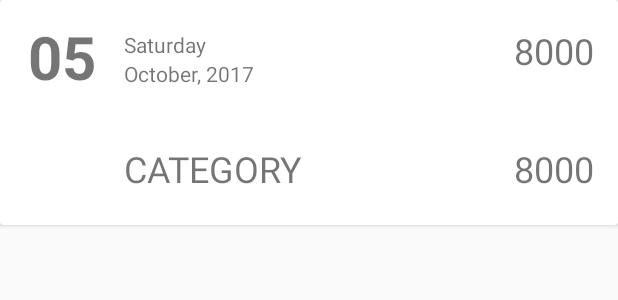
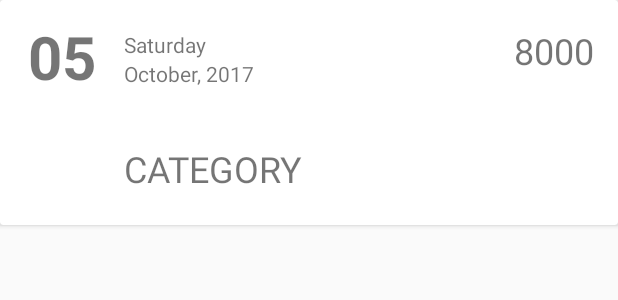
Before and after one commit to TechkidsAndroid11/First-Project-Team-2-Black-Fund, an Android app: the layout an_item.xml on its own in the app's theme, with its tools: preview values and no code run, on a phone screen of 412 x 824 dp. Shown: the top 300 px of the screen. Run offline under Robolectric (Android 15) with nearby library versions, the phone set to English and light mode, and no system bars.

```diff
--- a/BlackFund/app/src/main/AndroidManifest.xml
+++ b/BlackFund/app/src/main/AndroidManifest.xml
@@ -19,13 +19,13 @@
                 <category android:name="android.intent.category.LAUNCHER" />
             </intent-filter>
         </activity>
-        <activity android:name=".LockViewActivity.CreatPasswordActivity" />
-        <activity android:name=".LockViewActivity.InputPasswordActivity" />
+        <activity android:name=".activities.lockviewactivities.CreatPasswordActivity" />
+        <activity android:name=".activities.lockviewactivities.InputPasswordActivity" />
 
         <activity
             android:name=".activities.ThemGhiChu"
             android:theme="@style/Theme.AppCompat.Light.NoActionBar" />
-        <activity android:name=".HistoryActivity"></activity>
+        <activity android:name=".activities.HistoryActivity"></activity>
     </application>
 
 </manifest>
--- a/BlackFund/app/src/main/java/com/example/admins/blackfund/HistoryActivity.java
+++ b/BlackFund/app/src/main/java/com/example/admins/blackfund/activities/HistoryActivity.java
@@ -1,7 +1,9 @@
-package com.example.admins.blackfund;
+package com.example.admins.blackfund.activities;
 
 import android.support.v7.app.AppCompatActivity;
 import android.os.Bundle;
+
+import com.example.admins.blackfund.R;
 
 public class HistoryActivity extends AppCompatActivity {
 
--- a/BlackFund/app/src/main/java/com/example/admins/blackfund/activities/OverviewFragment.java
+++ b/BlackFund/app/src/main/java/com/example/admins/blackfund/activities/OverviewFragment.java
@@ -22,6 +22,8 @@ public class OverviewFragment extends Fragment {
     @Override
     public View onCreateView(LayoutInflater inflater, @Nullable ViewGroup container, @Nullable Bundle savedInstanceState) {
         View overviewTab = inflater.inflate(R.layout.overview_fragment_tab, container, false);
+
+
         return overviewTab;
     }
 }
--- a/BlackFund/app/src/main/java/com/example/admins/blackfund/LockViewActivity/CreatPasswordActivity.java
+++ b/BlackFund/app/src/main/java/com/example/admins/blackfund/activities/lockviewactivities/CreatPasswordActivity.java
@@ -1,9 +1,8 @@
-package com.example.admins.blackfund.LockViewActivity;
+package com.example.admins.blackfund.activities.lockviewactivities;
 
 import android.content.Intent;
 import android.content.SharedPreferences;
 import android.os.Bundle;
-import android.support.annotation.Nullable;
 import android.support.v7.app.AppCompatActivity;
 import android.util.Log;
 
@@ -11,7 +10,6 @@ import com.andrognito.patternlockview.PatternLockView;
 import com.andrognito.patternlockview.listener.PatternLockViewListener;
 import com.andrognito.patternlockview.utils.PatternLockUtils;
 import com.example.admins.blackfund.R;
-import com.example.admins.blackfund.activities.MainActivity;
 
 import java.util.List;
 
--- a/BlackFund/app/src/main/java/com/example/admins/blackfund/LockViewActivity/InputPasswordActivity.java
+++ b/BlackFund/app/src/main/java/com/example/admins/blackfund/activities/lockviewactivities/InputPasswordActivity.java
@@ -1,4 +1,4 @@
-package com.example.admins.blackfund.LockViewActivity;
+package com.example.admins.blackfund.activities.lockviewactivities;
 
 import android.content.Intent;
 import android.content.SharedPreferences;
--- a/BlackFund/app/src/main/java/com/example/admins/blackfund/adapters/OverviewPagerAdapter.java
+++ b/BlackFund/app/src/main/java/com/example/admins/blackfund/adapters/OverviewPagerAdapter.java
@@ -43,9 +43,4 @@ public class OverviewPagerAdapter extends FragmentPagerAdapter {
     public int getCount() {
         return PAGE_COUNT;
     }
-//
-//    @Override
-//    public CharSequence getPageTitle(int position) {
-//        return tabTitles[position];
-//    }
 }
--- a/BlackFund/app/src/main/res/layout/activity_main.xml
+++ b/BlackFund/app/src/main/res/layout/activity_main.xml
@@ -130,7 +130,7 @@
         android:layout_marginRight="16dp"
         android:background="@drawable/rounded_corner"
         android:padding="4dp"
-        android:divider="@android:color/transparent"
+        android:divider="#B1BCBE"
         android:dividerHeight="16sp"
         app:layout_constraintBottom_toBottomOf="parent"
         app:layout_constraintHorizontal_bias="0.0"
--- a/BlackFund/app/src/main/res/layout/activity_them_giao_dich.xml
+++ b/BlackFund/app/src/main/res/layout/activity_them_giao_dich.xml
@@ -161,7 +161,7 @@
 
 
     <TextView
-        android:id="@+id/et_chonNhom"
+        android:id="@+id/tv_chonNhom"
         android:layout_width="0dp"
         android:layout_height="0dp"
         android:layout_marginBottom="8dp"
--- a/BlackFund/app/src/main/res/layout/an_item.xml
+++ b/BlackFund/app/src/main/res/layout/an_item.xml
@@ -4,7 +4,7 @@
     android:layout_width="match_parent"
     android:layout_height="150dp"
     xmlns:app="http://schemas.android.com/apk/res-auto"
-    android:layout_marginBottom="@dimen/margin_def">
+    android:layout_marginBottom="8dp">
 
     <android.support.constraint.ConstraintLayout
         android:layout_width="match_parent"
@@ -92,7 +92,6 @@
             android:layout_marginBottom="8dp"
             android:layout_marginEnd="8dp"
             android:layout_marginStart="8dp"
-            android:layout_weight="2"
             android:gravity="right|center"
             android:padding="8dp"
             android:text="8000"
@@ -102,24 +101,6 @@
             app:layout_constraintHorizontal_bias="0.529"
             app:layout_constraintStart_toStartOf="@+id/gl_70_percent_vertical"
             app:layout_constraintTop_toTopOf="parent" />
-
-        <TextView
-            android:id="@+id/tv_money_under"
-            android:layout_width="0dp"
-            android:layout_height="0dp"
-            android:layout_marginBottom="8dp"
-            android:layout_marginEnd="8dp"
-            android:layout_marginStart="8dp"
-            android:layout_marginTop="8dp"
-            android:layout_weight="2"
-            android:gravity="right|center"
-            android:padding="8dp"
-            android:text="8000"
-            android:textSize="24sp"
-            app:layout_constraintBottom_toBottomOf="parent"
-            app:layout_constraintEnd_toEndOf="parent"
-            app:layout_constraintStart_toStartOf="@+id/gl_70_percent_vertical"
-            app:layout_constraintTop_toTopOf="@+id/gl_50_percent_horizontal" />
 
         <LinearLayout
             android:layout_width="0dp"
@@ -147,7 +128,5 @@
                 android:text="October, 2017"/>
 
         </LinearLayout>
-
     </android.support.constraint.ConstraintLayout>
-
 </android.support.v7.widget.CardView>
```
Also changed, not shown: BlackFund/app/src/main/java/com/example/admins/blackfund/activities/MainActivity.java (+13 -27 lines), BlackFund/app/src/main/java/com/example/admins/blackfund/activities/ThemGhiChu.java (+37 -37 lines), BlackFund/app/src/main/java/com/example/admins/blackfund/adapters/MainAdapter.java (+9 -4 lines), BlackFund/app/src/main/java/com/example/admins/blackfund/databases/BlackFundDatabase.java (+34 -15 lines), BlackFund/app/src/main/java/com/example/admins/blackfund/models/GhiChu.java (+15 -2 lines), BlackFund/app/src/main/res/drawable/bridge.jpg (deleted), BlackFund/app/src/main/res/drawable/divider2.jpg (deleted).
